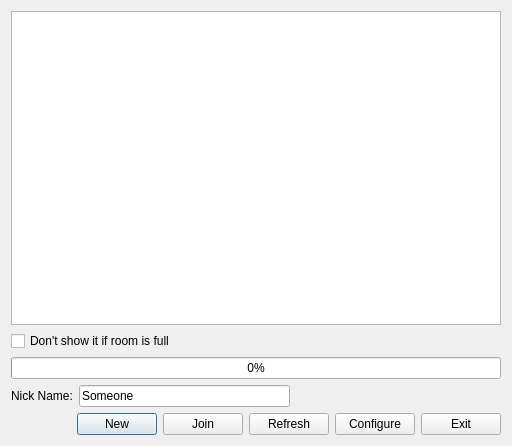
Old version of the form src/painttyDesktop/widgets/roomlistdialog.ui in the repository liuyanghejerry/painttyWidget.
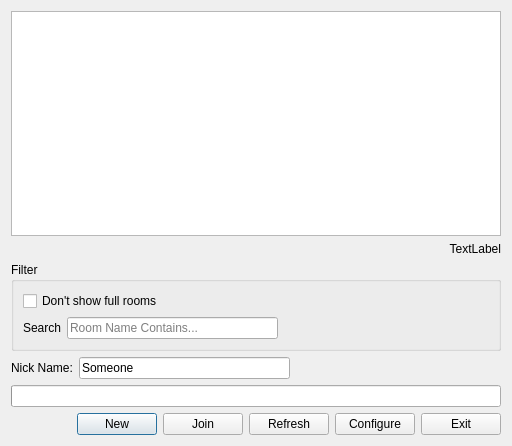
New version of the form.

Commit message: add: text filter in RoomListDialog.

Patch:
```diff
--- a/src/painttyDesktop/widgets/roomlistdialog.ui
+++ b/src/painttyDesktop/widgets/roomlistdialog.ui
@@ -37,11 +37,41 @@
     </widget>
    </item>
    <item>
-    <layout class="QHBoxLayout" name="horizontalLayout_3">
+    <widget class="QLabel" name="counter_label">
+     <property name="text">
+      <string>TextLabel</string>
+     </property>
+     <property name="alignment">
+      <set>Qt::AlignRight|Qt::AlignTrailing|Qt::AlignVCenter</set>
+     </property>
+    </widget>
+   </item>
+   <item>
+    <widget class="QGroupBox" name="groupBox">
+     <property name="title">
+      <string>Filter</string>
+     </property>
+     <layout class="QVBoxLayout" name="verticalLayout_2">
      <item>
       <widget class="QCheckBox" name="checkBox">
        <property name="text">
-        <string>Don't show it if room is full</string>
+         <string>Don't show full rooms</string>
+        </property>
+       </widget>
+      </item>
+      <item>
+       <layout class="QHBoxLayout" name="horizontalLayout_3">
+        <item>
+         <widget class="QLabel" name="search_label">
+          <property name="text">
+           <string>Search</string>
+          </property>
+         </widget>
+        </item>
+        <item>
+         <widget class="QLineEdit" name="search_box">
+          <property name="placeholderText">
+           <string>Room Name Contains...</string>
        </property>
       </widget>
      </item>
@@ -58,16 +88,9 @@
        </property>
       </spacer>
      </item>
-     <item>
-      <widget class="QLabel" name="counter_label"/>
-     </item>
-    </layout>
-   </item>
-   <item>
-    <widget class="QProgressBar" name="progressBar">
-     <property name="value">
-      <number>0</number>
-     </property>
+       </layout>
+      </item>
+     </layout>
     </widget>
    </item>
    <item>
@@ -107,6 +130,16 @@
      </item>
     </layout>
    </item>
+   <item>
+    <widget class="QProgressBar" name="progressBar">
+     <property name="value">
+      <number>0</number>
+     </property>
+     <property name="textVisible">
+      <bool>false</bool>
+     </property>
+    </widget>
+   </item>
    <item>
     <layout class="QHBoxLayout" name="horizontalLayout">
      <item>
```
Lines whose indentation alone changed are shown as unchanged. The commit also changes 1 other file.
